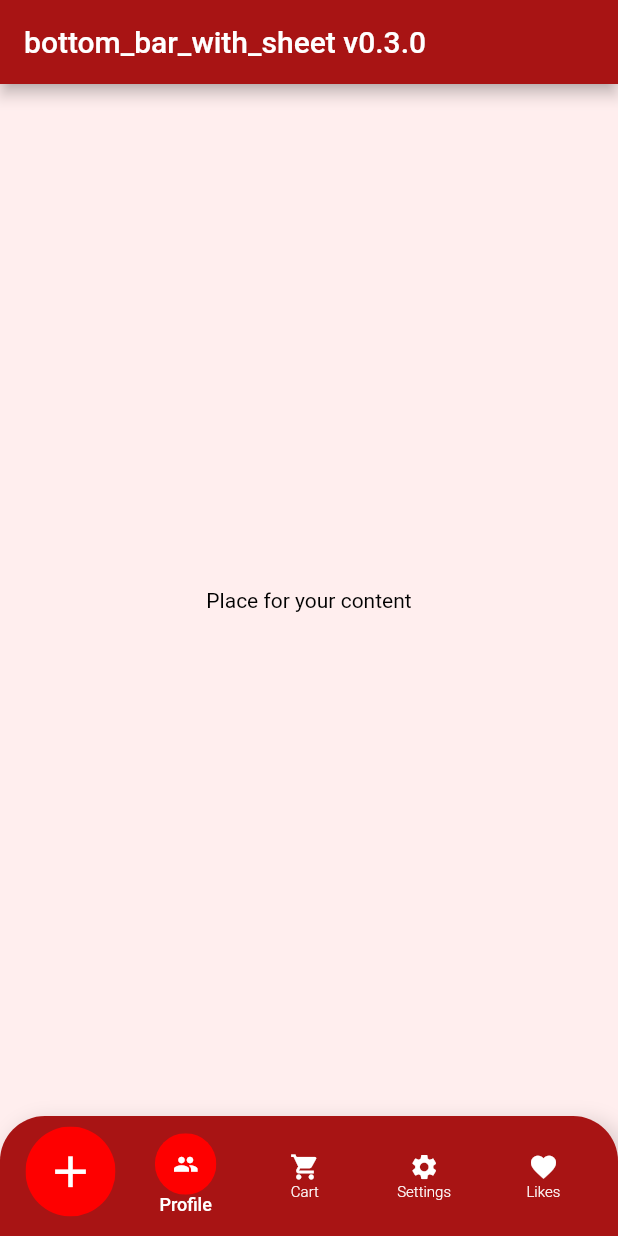
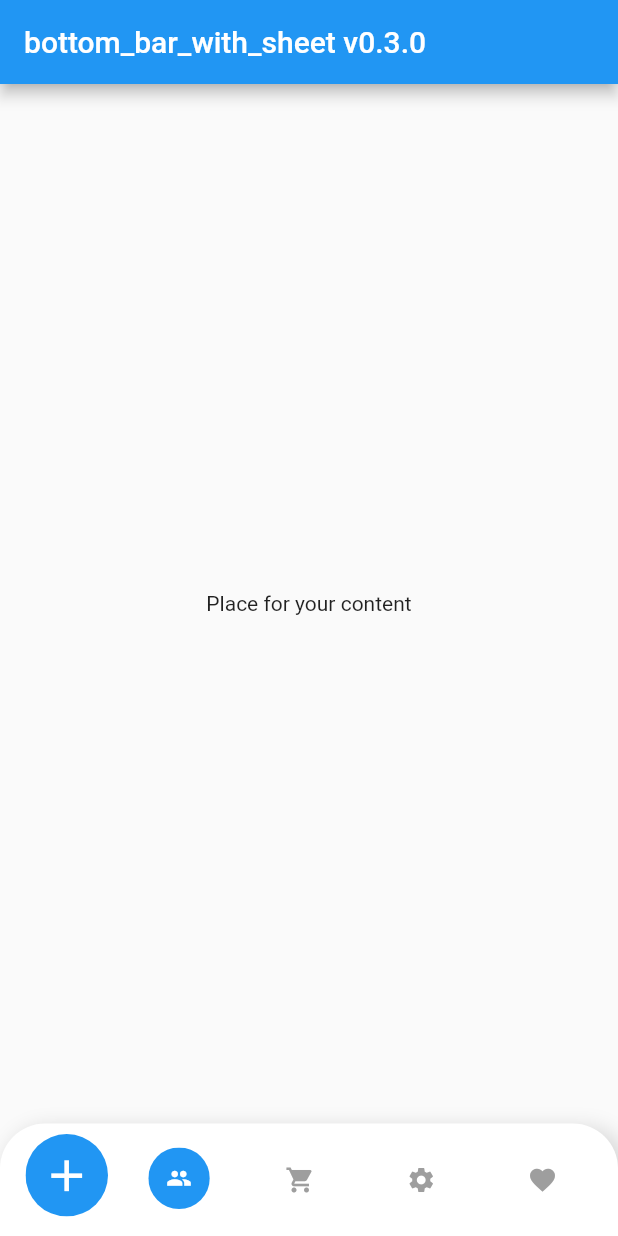
Before and after one commit to Frezyx/bottom_bar_with_sheet, a Flutter app: the screen it shows after launch, on a phone screen of 412 x 824 dp. Run offline on Flutter 3.47's test engine with Material 2 defaults, Android fonts, the phone set to English and light mode, and no system bars.

Commit message:
Update example and publish release 0.3.0

```diff
--- a/example/lib/main.dart
+++ b/example/lib/main.dart
@@ -24,39 +24,15 @@ class _MyHomePageState extends State<MyHomePage> {
   @override
   Widget build(BuildContext context) {
     return Scaffold(
-      backgroundColor: Color(0xFFFFEEEE),
-      appBar: AppBar(
-        title: Text('bottom_bar_with_sheet v0.3.0',
-            style: TextStyle().copyWith(color: Colors.white)),
-        backgroundColor: Color(0xFFA81414),
-      ),
-      body: Center(
-          child: Text("Place for your content",
-              style: TextStyle().copyWith(color: Colors.black))),
+      appBar: AppBar(title: Text('bottom_bar_with_sheet v0.3.0')),
+      body: Center(child: Text("Place for your content")),
       bottomNavigationBar: BottomBarWithSheet(
         selectedIndex: _selectedIndex,
-        sheetChild: Center(
-            child: Text("Place for your another content",
-                style: TextStyle().copyWith(color: Colors.white))),
+        sheetChild: Center(child: Text("Place for your another content")),
         curve: Curves.bounceOut,
-        bottomBarTheme: BottomBarTheme(
-          backgroundColor: Color(0xFFA81414),
-          mainButtonPosition: MainButtonPosition.Left,
-          selectedItemBackgroundColor: Color(0xFFFE0000),
-          selectedItemIconColor: Colors.white,
-          itemIconColor: Colors.white,
-          itemLabelColor: Colors.white,
-          selectedItemLabelColor: Colors.white,
-          itemTextStyle:
-              TextStyle().copyWith(fontSize: 10, fontWeight: FontWeight.w300),
-          heightOpened: 600,
-          height: 80,
-        ),
+        bottomBarTheme: BottomBarTheme(),
         mainActionButtonTheme: MainActionButtonTheme(
-          size: 60,
-          splash: Color(0xFFE47676),
-          color: Color(0xFFFE0000),
-          // transform: Matrix4.translationValues(0.0, -31.0, 0.0),
+          size: 55,
           icon: Icon(
             Icons.add,
             color: Colors.white,
@@ -64,24 +40,11 @@ class _MyHomePageState extends State<MyHomePage> {
           ),
         ),
         onSelectItem: (index) => setState(() => _selectedIndex = index),
-        // Five is max
         items: [
-          BottomBarWithSheetItem(
-            icon: Icons.people,
-            label: 'Profile',
-          ),
-          BottomBarWithSheetItem(
-            icon: Icons.shopping_cart,
-            label: 'Cart',
-          ),
-          BottomBarWithSheetItem(
-            icon: Icons.settings,
-            label: 'Settings',
-          ),
-          BottomBarWithSheetItem(
-            icon: Icons.favorite,
-            label: 'Likes',
-          ),
+          BottomBarWithSheetItem(icon: Icons.people),
+          BottomBarWithSheetItem(icon: Icons.shopping_cart),
+          BottomBarWithSheetItem(icon: Icons.settings),
+          BottomBarWithSheetItem(icon: Icons.favorite),
         ],
       ),
     );
```
